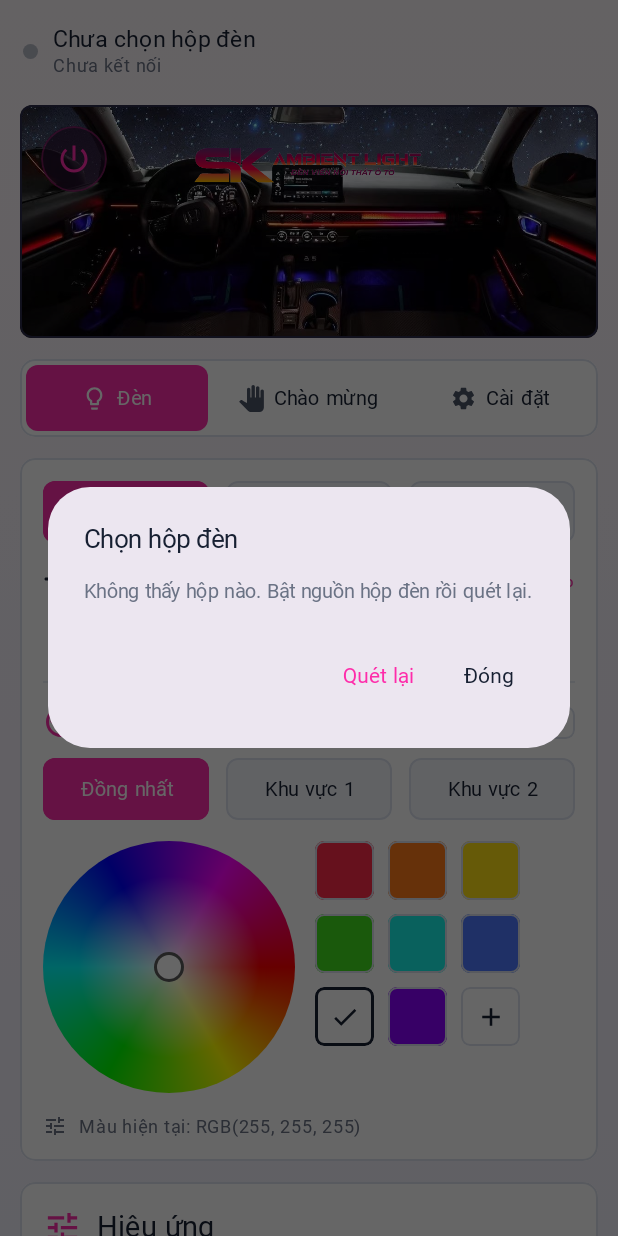
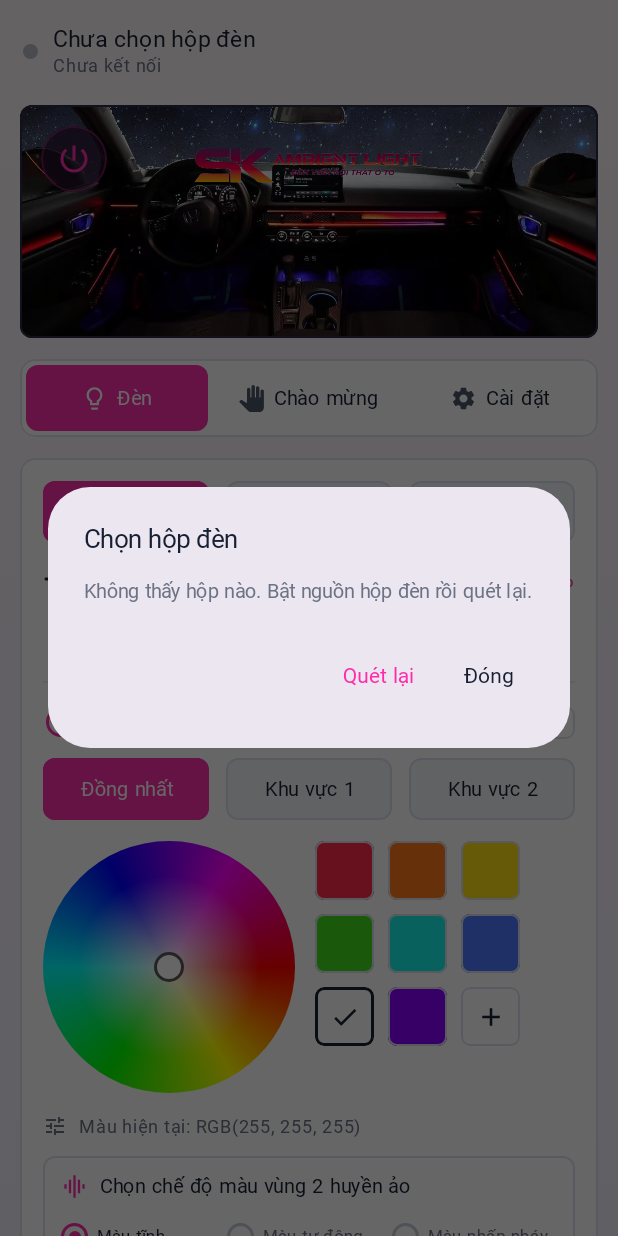
Before and after one commit to langtucute9x-create/sk-link-android, an Android app built with Jetpack Compose: the screen it shows after launch (MainActivity), on a phone screen of 412 x 824 dp. Run offline under Robolectric (Android 15) with nearby library versions, the phone set to English and light mode, and no system bars; Roboto replaces fonts that are not available here.

Commit message:
0.2.1: che do mau vung 2 ve lai the Chon mau, the Hieu ung xuong cuoi; Chao xung quanh xe chi bat duoc khi chao mung dang bat
Co-Authored-By: Claude Fable 5.2 <noreply@anthropic.com>
Claude-Session: https://claude.ai/code/session_01Xv1EUJGw2P59qFQqeVhDVH

```diff
--- a/app/build.gradle.kts
+++ b/app/build.gradle.kts
@@ -12,8 +12,8 @@ android {
         applicationId = "vn.sklight.app"
         minSdk = 26
         targetSdk = 34
-        versionCode = 2
-        versionName = "0.2.0"
+        versionCode = 3
+        versionName = "0.2.1"
     }
 
     // Co khoa rieng (GitHub Secrets) thi ky bang khoa do, khong thi dung khoa debug.
--- a/app/src/main/java/vn/sklight/app/MainActivity.kt
+++ b/app/src/main/java/vn/sklight/app/MainActivity.kt
@@ -175,20 +175,7 @@ fun LedPage() {
             Spacer(Modifier.width(8.dp))
             T("Màu hiện tại: RGB(${(c shr 16) and 255}, ${(c shr 8) and 255}, ${c and 255})", 12, color = Grey)
         }
-    }
-    Card {
-        GroupTitle(Icons.Filled.Tune, "Hiệu ứng", 19)
-        Spacer(Modifier.height(14.dp))
-        ValueRow(Icons.Filled.Speed, Cyan, "Tốc độ nháy & chạy", S.speed.intValue, Color(0xFFD9FBF9), Cyan, Color(0xFF12C9C0))
-        SliderRow("Chậm", "Nhanh") { m ->
-            SkSlider((S.speed.intValue - 1) / 9f, { S.setSpeed(1 + (it * 9).roundToInt()) }, Cyan, Color(0xFFD9FBF9), Cyan, m, 8.dp, 21.dp, 10)
-        }
-        Divider(14.dp, 14.dp)
-        ValueRow(Icons.Filled.GraphicEq, Pink, "Độ nhạy nhịp điệu", S.sens.intValue, Color(0xFFFED8EF), Color(0xFFFF7CC8), Pink)
-        SliderRow("Thấp", "Cao") { m ->
-            SkSlider(S.sens.intValue / 7f, { S.setSens((it * 7).roundToInt()) }, Pink, Color(0xFFFED8EF), Pink, m, 8.dp, 21.dp, 8)
-        }
-        Spacer(Modifier.height(16.dp))
+        Spacer(Modifier.height(12.dp))
         Column(Modifier.fillMaxWidth().border(1.dp, Bd, RoundedCornerShape(8.dp)).padding(horizontal = 12.dp, vertical = 11.dp)) {
             Row(verticalAlignment = Alignment.CenterVertically) {
                 Icon(Icons.Filled.GraphicEq, null, tint = Pink, modifier = Modifier.size(18.dp))
@@ -211,6 +198,19 @@ fun LedPage() {
         }
     }
     for (g in Effects.groups) EffectGroupCard(g)
+    Card {
+        GroupTitle(Icons.Filled.Tune, "Hiệu ứng", 19)
+        Spacer(Modifier.height(14.dp))
+        ValueRow(Icons.Filled.Speed, Cyan, "Tốc độ nháy & chạy", S.speed.intValue, Color(0xFFD9FBF9), Cyan, Color(0xFF12C9C0))
+        SliderRow("Chậm", "Nhanh") { m ->
+            SkSlider((S.speed.intValue - 1) / 9f, { S.setSpeed(1 + (it * 9).roundToInt()) }, Cyan, Color(0xFFD9FBF9), Cyan, m, 8.dp, 21.dp, 10)
+        }
+        Divider(14.dp, 14.dp)
+        ValueRow(Icons.Filled.GraphicEq, Pink, "Độ nhạy nhịp điệu", S.sens.intValue, Color(0xFFFED8EF), Color(0xFFFF7CC8), Pink)
+        SliderRow("Thấp", "Cao") { m ->
+            SkSlider(S.sens.intValue / 7f, { S.setSens((it * 7).roundToInt()) }, Pink, Color(0xFFFED8EF), Pink, m, 8.dp, 21.dp, 8)
+        }
+    }
 }
 
 @Composable
@@ -342,7 +342,8 @@ fun WelcomePage() {
     Card {
         SwitchRow("Hiệu ứng chào mừng", "Bật/Tắt", S.blkBit(1, 0x04)) { if (!S.setBlk(1, 0x04, if (it) 0x04 else 0)) { S.refreshBlocks(); needBlock() } }
         Divider()
-        SwitchRow("Chào xung quanh xe", "Hiệu ứng chào xung quanh xe", S.aroundOn.value) {
+        // Chỉ bật được khi Hiệu ứng chào mừng đang bật. Tắt = cả 5 hộp chạy cùng lúc, bật = chào lần lượt từng cửa.
+        SwitchRow("Chào xung quanh xe", "Hiệu ứng chào xung quanh xe", S.aroundOn.value, enabled = S.blkBit(1, 0x04)) {
             S.aroundOn.value = it
             Toast.makeText(ctx, "Công tắc này chưa gửi lệnh tới hộp (chưa biết mã lệnh).", Toast.LENGTH_SHORT).show()
         }
@@ -516,7 +517,7 @@ fun SettingsPage(onPick: () -> Unit) {
         Feature(Icons.Filled.Language, "Cài đặt ngôn ngữ", "Thay đổi ngôn ngữ", later)
         Feature(Icons.Filled.Build, "Cài đặt nhà máy", "Cài đặt nâng cao như loại xe, chức năng gốc xe, chẩn đoán", later)
     }
-    T("SK Light 0.2.0", 12, color = Grey, modifier = Modifier.fillMaxWidth(), align = TextAlign.Center)
+    T("SK Light 0.2.1", 12, color = Grey, modifier = Modifier.fillMaxWidth(), align = TextAlign.Center)
 }
 
 @Composable
```
Also changed, not shown: app/src/main/java/vn/sklight/app/Ui.kt (+4 -3 lines).
